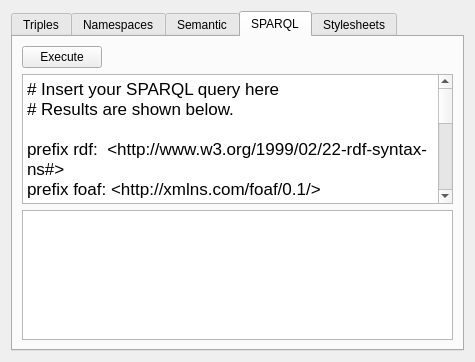
Before: the Qt Designer form libs/rdf/KoDocumentRdfEditWidget.ui in KDE/calligra, drawn with Qt 5.
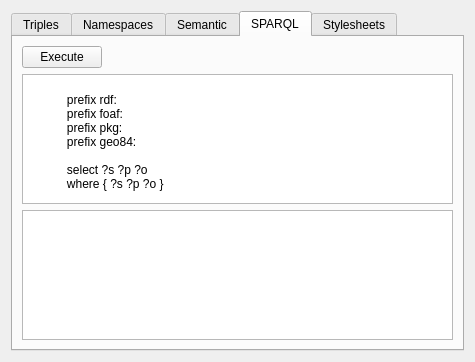
After: the same form once the commit is applied. The open tabs and pages were chosen to show the change.

Commit message:
Fix overly long string in SPARQL query editor
Replaced the HTML 'html' property with 'plainText' in KoDocumentRdfEditWidget.ui.
This removes unnecessary rich text formatting to help translators.

FIXED-IN: 3.3.0

```diff
--- a/libs/rdf/KoDocumentRdfEditWidget.ui
+++ b/libs/rdf/KoDocumentRdfEditWidget.ui
@@ -161,25 +161,15 @@
          <property name="documentTitle">
           <string/>
          </property>
-         <property name="html">
-          <string>&lt;!DOCTYPE HTML PUBLIC &quot;-//W3C//DTD HTML 4.0//EN&quot; &quot;http://www.w3.org/TR/REC-html40/strict.dtd&quot;&gt;
-&lt;html&gt;&lt;head&gt;&lt;meta name=&quot;qrichtext&quot; content=&quot;1&quot; /&gt;&lt;style type=&quot;text/css&quot;&gt;
-p, li { white-space: pre-wrap; }
-&lt;/style&gt;&lt;/head&gt;&lt;body style=&quot; font-family:'Bitstream Vera Sans'; font-size:9pt; font-weight:400; font-style:normal;&quot;&gt;
-&lt;p style=&quot; margin-top:0px; margin-bottom:0px; margin-left:0px; margin-right:0px; -qt-block-indent:0; text-indent:0px;&quot;&gt;&lt;span style=&quot; font-family:'Verdana'; font-size:13pt;&quot;&gt;# Insert your SPARQL query here&lt;br /&gt;# Results are shown below.&lt;/span&gt;&lt;/p&gt;
-&lt;p style=&quot;-qt-paragraph-type:empty; margin-top:0px; margin-bottom:0px; margin-left:0px; margin-right:0px; -qt-block-indent:0; text-indent:0px; font-family:'Verdana'; font-size:13pt;&quot;&gt;&lt;/p&gt;
-&lt;p style=&quot; margin-top:0px; margin-bottom:0px; margin-left:0px; margin-right:0px; -qt-block-indent:0; text-indent:0px;&quot;&gt;&lt;span style=&quot; font-family:'Verdana'; font-size:13pt;&quot;&gt;prefix rdf:  &amp;lt;http://www.w3.org/1999/02/22-rdf-syntax-ns#&amp;gt; &lt;/span&gt;&lt;/p&gt;
-&lt;p style=&quot; margin-top:0px; margin-bottom:0px; margin-left:0px; margin-right:0px; -qt-block-indent:0; text-indent:0px;&quot;&gt;&lt;span style=&quot; font-family:'Verdana'; font-size:13pt;&quot;&gt;prefix foaf: &amp;lt;http://xmlns.com/foaf/0.1/&amp;gt; &lt;/span&gt;&lt;/p&gt;
-&lt;p style=&quot; margin-top:0px; margin-bottom:0px; margin-left:0px; margin-right:0px; -qt-block-indent:0; text-indent:0px;&quot;&gt;&lt;span style=&quot; font-family:'Verdana'; font-size:13pt;&quot;&gt;prefix pkg:  &amp;lt;http://docs.oasis-open.org/ns/office/1.2/meta/pkg#&amp;gt; &lt;/span&gt;&lt;/p&gt;
-&lt;p style=&quot; margin-top:0px; margin-bottom:0px; margin-left:0px; margin-right:0px; -qt-block-indent:0; text-indent:0px;&quot;&gt;&lt;span style=&quot; font-family:'Verdana'; font-size:13pt;&quot;&gt;prefix geo84: &amp;lt;http://www.w3.org/2003/01/geo/wgs84_pos#&amp;gt;&lt;/span&gt;&lt;/p&gt;
-&lt;p style=&quot;-qt-paragraph-type:empty; margin-top:0px; margin-bottom:0px; margin-left:0px; margin-right:0px; -qt-block-indent:0; text-indent:0px; font-family:'Verdana'; font-size:13pt;&quot;&gt;&lt;/p&gt;
-&lt;p style=&quot; margin-top:0px; margin-bottom:0px; margin-left:0px; margin-right:0px; -qt-block-indent:0; text-indent:0px;&quot;&gt;&lt;span style=&quot; font-family:'Verdana'; font-size:13pt;&quot;&gt;select ?s ?p ?o &lt;/span&gt;&lt;/p&gt;
-&lt;p style=&quot; margin-top:0px; margin-bottom:0px; margin-left:0px; margin-right:0px; -qt-block-indent:0; text-indent:0px;&quot;&gt;&lt;span style=&quot; font-family:'Verdana'; font-size:13pt;&quot;&gt;where { &lt;/span&gt;&lt;/p&gt;
-&lt;p style=&quot; margin-top:0px; margin-bottom:0px; margin-left:0px; margin-right:0px; -qt-block-indent:0; text-indent:0px;&quot;&gt;&lt;span style=&quot; font-family:'Verdana'; font-size:13pt;&quot;&gt; ?s ?p ?o &lt;/span&gt;&lt;/p&gt;
-&lt;p style=&quot; margin-top:0px; margin-bottom:0px; margin-left:0px; margin-right:0px; -qt-block-indent:0; text-indent:0px;&quot;&gt;&lt;span style=&quot; font-family:'Verdana'; font-size:13pt;&quot;&gt;}&lt;/span&gt;&lt;/p&gt;
-&lt;p style=&quot;-qt-paragraph-type:empty; margin-top:0px; margin-bottom:0px; margin-left:0px; margin-right:0px; -qt-block-indent:0; text-indent:0px; font-family:'Verdana'; font-size:13pt;&quot;&gt;&lt;/p&gt;
-&lt;p style=&quot;-qt-paragraph-type:empty; margin-top:0px; margin-bottom:0px; margin-left:0px; margin-right:0px; -qt-block-indent:0; text-indent:0px; font-family:'Verdana'; font-size:13pt;&quot;&gt;&lt;/p&gt;
-&lt;p style=&quot;-qt-paragraph-type:empty; margin-top:0px; margin-bottom:0px; margin-left:0px; margin-right:0px; -qt-block-indent:0; text-indent:0px; font-family:'Verdana'; font-size:13pt;&quot;&gt;&lt;/p&gt;&lt;/body&gt;&lt;/html&gt;</string>
+         <property name="plainText">
+          <string>
+            prefix rdf: &lt;http://www.w3.org/1999/02/22-rdf-syntax-ns#&gt;
+            prefix foaf: &lt;http://xmlns.com/foaf/0.1/&gt;
+            prefix pkg: &lt;http://docs.oasis-open.org/ns/office/1.2/meta/pkg#&gt;
+            prefix geo84: &lt;http://www.w3.org/2003/01/geo/wgs84_pos#&gt;
+
+            select ?s ?p ?o
+            where { ?s ?p ?o }</string>
          </property>
         </widget>
        </item>
```
